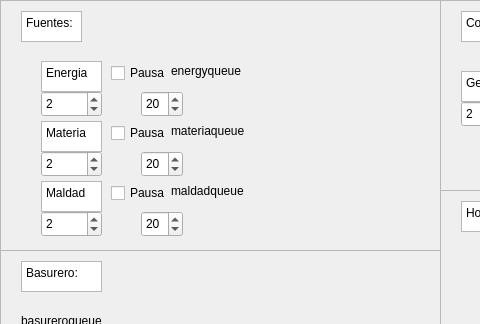
Above: MonsterFactory/mainwindow.ui from arty4325/IC2001-MonsterFactory before the change; both pictures show x 0 to 480 and y 0 to 324 of the 1366 by 768 pixel window. Below: the same form after it.
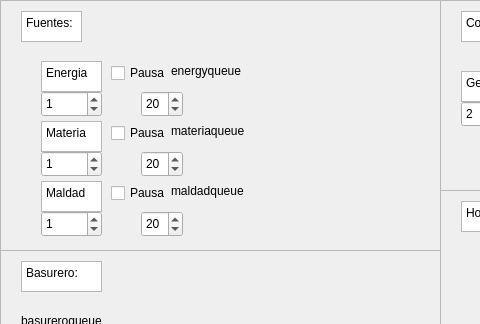
That is the form after the change.

```diff
--- a/MonsterFactory/mainwindow.ui
+++ b/MonsterFactory/mainwindow.ui
@@ -791,7 +791,7 @@
        <number>1</number>
       </property>
       <property name="value">
-       <number>2</number>
+       <number>1</number>
       </property>
      </widget>
      <widget class="QSpinBox" name="energiaSpinBox">
@@ -810,7 +810,7 @@
        <number>1</number>
       </property>
       <property name="value">
-       <number>2</number>
+       <number>1</number>
       </property>
      </widget>
      <widget class="QSpinBox" name="materiaSpinBox">
@@ -826,7 +826,7 @@
        <number>0</number>
       </property>
       <property name="value">
-       <number>2</number>
+       <number>1</number>
       </property>
      </widget>
      <widget class="QCheckBox" name="checkBox">
```
